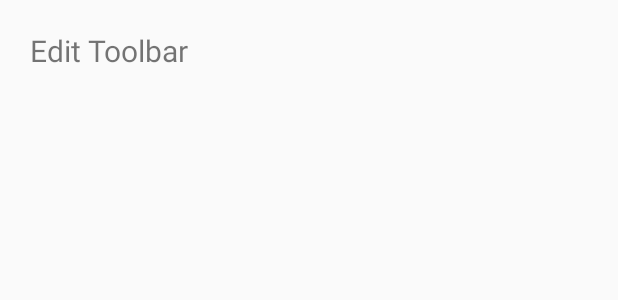
After one commit to myin142/min-launcher, an Android app: the layout settings_tools_edit.xml on its own in the app's theme, with its tools: preview values and no code run, on a phone screen of 412 x 824 dp. The commit adds this screen. Shown: the top 300 px of the screen. Run offline under Robolectric (Android 15) with nearby library versions, the phone set to English and light mode, and no system bars.

Commit message:
Copy ManageApps to ManageTools

```diff
--- /dev/null
+++ b/app/src/main/res/layout/settings_tools_edit.xml
@@ -0,0 +1,38 @@
+<?xml version="1.0" encoding="utf-8"?>
+<androidx.constraintlayout.widget.ConstraintLayout
+        xmlns:android="http://schemas.android.com/apk/res/android"
+        xmlns:app="http://schemas.android.com/apk/res-auto" xmlns:tools="http://schemas.android.com/tools"
+        android:layout_width="match_parent"
+        android:layout_height="match_parent"
+        android:padding="@dimen/screen_padding">
+
+    <TextView android:text="@string/settings_edit_tools"
+              android:layout_width="0dp"
+              android:layout_height="wrap_content"
+              android:id="@+id/title"
+              app:layout_constraintEnd_toEndOf="parent"
+              app:layout_constraintBottom_toTopOf="@+id/actions"
+              app:layout_constraintTop_toTopOf="parent"
+              app:layout_constraintStart_toStartOf="parent"
+              android:textSize="@dimen/title_size"/>
+    <LinearLayout android:orientation="vertical"
+                  android:layout_width="0dp"
+                  android:layout_height="0dp"
+                  android:id="@+id/actions"
+                  app:layout_constraintTop_toBottomOf="@+id/title"
+                  app:layout_constraintBottom_toTopOf="@+id/edit_tools_list"
+                  app:layout_constraintStart_toStartOf="parent"
+                  app:layout_constraintEnd_toEndOf="parent"
+                  android:layout_marginTop="@dimen/view_padding"
+                  android:layout_marginBottom="@dimen/view_padding" />
+    <androidx.recyclerview.widget.RecyclerView
+            android:orientation="horizontal"
+            android:layout_width="match_parent"
+            android:layout_height="wrap_content"
+            android:id="@+id/edit_tools_list"
+            app:layout_constraintTop_toBottomOf="@+id/actions"
+            app:layout_constraintEnd_toEndOf="parent"
+            app:layout_constraintStart_toStartOf="parent"
+            app:layout_constraintBottom_toBottomOf="parent">
+    </androidx.recyclerview.widget.RecyclerView>
+</androidx.constraintlayout.widget.ConstraintLayout>
```
Also changed, not shown: app/src/main/java/myin/phone/views/settings/Settings.java (+8 -0 lines), app/src/main/java/myin/phone/views/settings/toolbar/ManageToolsActivity.java (added, +63 -0 lines), app/src/main/java/myin/phone/views/settings/toolbar/ManageToolsAdapter.java (added, +57 -0 lines), app/src/main/java/myin/phone/views/settings/toolbar/ManageToolsTouchHelper.java (added, +53 -0 lines), app/src/main/res/layout/settings_tool_item.xml (added, +11 -0 lines).
